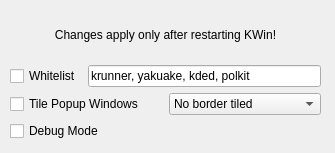
Old version of the form res/config.ui in the repository zeroxoneafour/polonium.
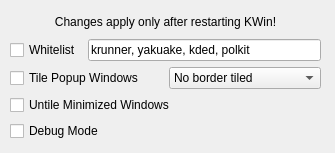
New version of the form.

Commit message: Add option for untiling of minimized windows

What changed in the file:
```diff
--- a/res/config.ui
+++ b/res/config.ui
@@ -104,6 +104,20 @@
       </item>
      </layout>
     </item>
+    <item>
+     <layout class="QHBoxLayout" name="horizontalLayout_3">
+      <item>
+       <widget class="QCheckBox" name="kcfg_UntileMinimized">
+        <property name="toolTip">
+         <string>&lt;html&gt;&lt;head/&gt;&lt;body&gt;&lt;p&gt;Stops managing windows that are minimized&lt;/p&gt;&lt;/body&gt;&lt;/html&gt;</string>
+        </property>
+        <property name="text">
+         <string>Untile Minimized Windows</string>
+        </property>
+       </widget>
+      </item>
+     </layout>
+    </item>
     <item>
      <layout class="QHBoxLayout" name="horizontalLayout_5">
       <item>
```
The commit also changes 4 other files.
